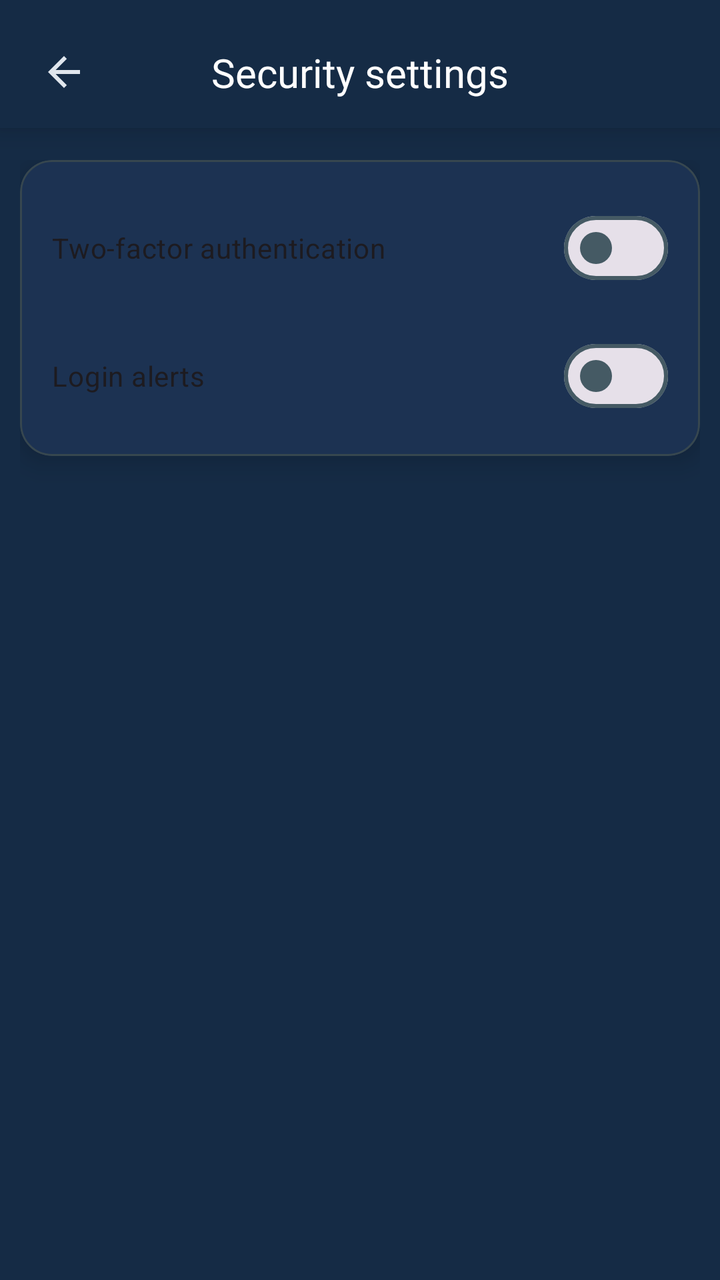
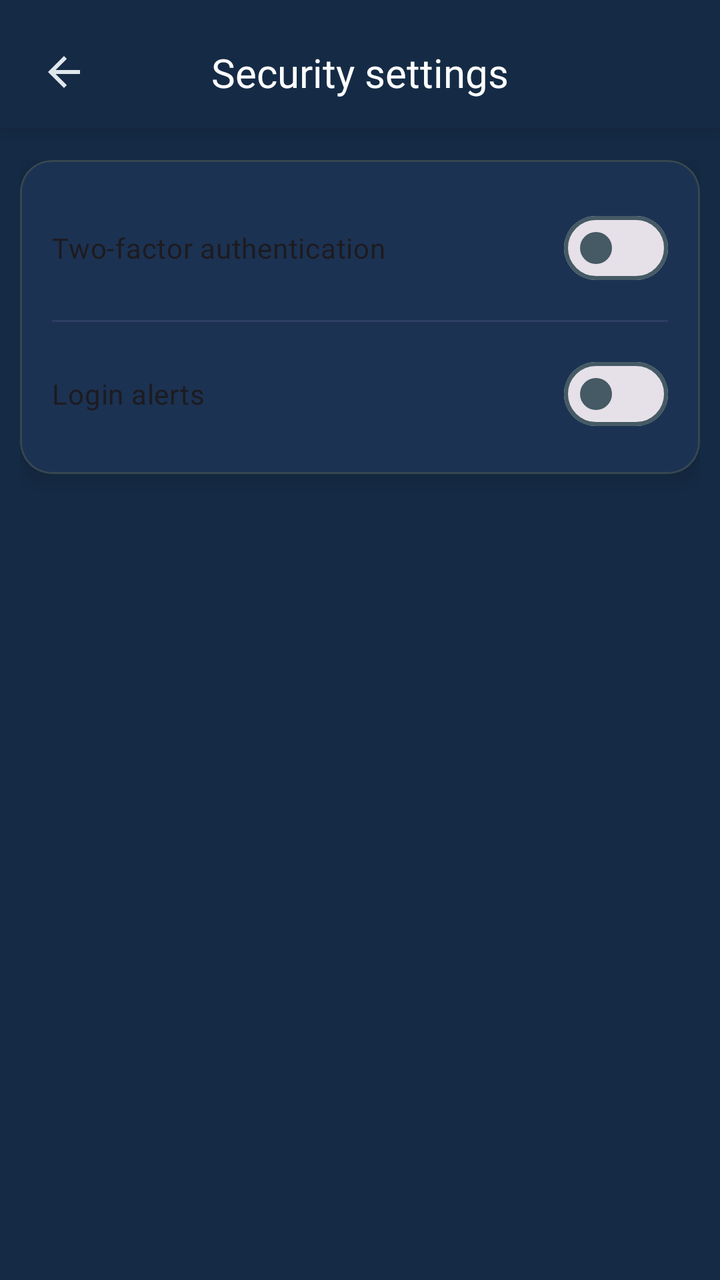

Before-and-after screenshots of an Android layout around one commit, followed by the original layout XML and the change that was made.
<!-- AndroidManifest.xml: application theme AppTheme -->
<!-- res/layout/fragment_security_settings.xml -->
<?xml version="1.0" encoding="utf-8"?>
<androidx.constraintlayout.widget.ConstraintLayout 
    xmlns:android="http://schemas.android.com/apk/res/android"
    xmlns:app="http://schemas.android.com/apk/res-auto"
    xmlns:tools="http://schemas.android.com/tools"
    android:layout_width="match_parent"
    android:layout_height="match_parent"
    android:background="@color/background_color"
    tools:context=".ui.tabs.settings.logout.SecuritySettingsFragment">

    
    <androidx.constraintlayout.widget.ConstraintLayout
        android:id="@+id/headerContainer"
        android:layout_width="0dp"
        android:layout_height="wrap_content"
        android:paddingHorizontal="16dp"
        android:paddingTop="20dp"
        android:paddingBottom="12dp"
        android:background="@color/background_color"
        android:elevation="8dp"
        app:layout_constraintTop_toTopOf="parent"
        app:layout_constraintStart_toStartOf="parent"
        app:layout_constraintEnd_toEndOf="parent">

        
        <ImageView
            android:id="@+id/btnBack"
            android:layout_width="32dp"
            android:layout_height="32dp"
            android:src="@drawable/ic_back"
            android:scaleType="center"
            app:tint="?attr/colorOnSurface"
            android:clickable="true"
            android:focusable="true"
            android:contentDescription="@string/security_settings_back_button_desc"
            app:layout_constraintStart_toStartOf="parent"
            app:layout_constraintTop_toTopOf="parent"
            app:layout_constraintBottom_toBottomOf="parent" />

        
        <TextView
            android:id="@+id/tvTitle"
            style="@style/TextAppearance.Aqua.EditProfileTitle"
            android:layout_width="wrap_content"
            android:layout_height="wrap_content"
            android:text="@string/security_settings_title"
            android:importantForAccessibility="yes"
            app:layout_constraintStart_toStartOf="parent"
            app:layout_constraintEnd_toEndOf="parent"
            app:layout_constraintTop_toTopOf="@id/btnBack"
            app:layout_constraintBottom_toBottomOf="@id/btnBack" />
    </androidx.constraintlayout.widget.ConstraintLayout>

    
    <ScrollView
        android:id="@+id/scrollContent"
        android:layout_width="0dp"
        android:layout_height="0dp"
        android:fillViewport="true"
        android:scrollbars="none"
        app:layout_constraintTop_toBottomOf="@id/headerContainer"
        app:layout_constraintBottom_toBottomOf="parent"
        app:layout_constraintStart_toStartOf="parent"
        app:layout_constraintEnd_toEndOf="parent">

        <LinearLayout
            android:id="@+id/contentRoot"
            android:layout_width="match_parent"
            android:layout_height="wrap_content"
            android:orientation="vertical"
            android:paddingStart="10dp"
            android:paddingEnd="10dp"
            android:paddingTop="16dp"
            android:paddingBottom="16dp">

            
            <com.google.android.material.card.MaterialCardView
                android:id="@+id/cardSecurity"
                android:layout_width="match_parent"
                android:layout_height="wrap_content"
                style="@style/Widget.Aqua.CardStyles">

                <LinearLayout
                    android:layout_width="match_parent"
                    android:layout_height="wrap_content"
                    android:orientation="vertical"
                    android:padding="16dp">

                    
                    <com.google.android.material.materialswitch.MaterialSwitch
                        android:id="@+id/switch2FA"
                        android:layout_width="match_parent"
                        android:layout_height="wrap_content"
                        android:text="@string/security_2fa_label"
                        android:layout_marginTop="4dp"
                        android:contentDescription="@string/security_2fa_desc" />

                    
                    <com.google.android.material.materialswitch.MaterialSwitch
                        android:id="@+id/switchLoginAlerts"
                        android:layout_width="match_parent"
                        android:layout_height="wrap_content"
                        android:text="@string/security_login_alerts_label"
                        android:layout_marginTop="16dp"
                        android:contentDescription="@string/security_login_alerts_desc" />

                </LinearLayout>
            </com.google.android.material.card.MaterialCardView>

        </LinearLayout>
    </ScrollView>

</androidx.constraintlayout.widget.ConstraintLayout>
<!-- resources referenced by this layout -->
<resources>
  <color name="background_color">#152B45</color>
  <!-- drawable ic_back (drawable) -->
  <?xml version="1.0" encoding="utf-8"?>
  <vector xmlns:android="http://schemas.android.com/apk/res/android"
      android:width="24dp"
      android:height="24dp"
      android:viewportWidth="24"
      android:viewportHeight="24">
  
      <path
          android:fillColor="@android:color/white"
          android:pathData="M20,11H7.83L13.42,5.41L12,4l-8,8 8,8 1.41,-1.41L7.83,13H20v-2z" />
  </vector>
  <string name="security_2fa_desc">
          Enable an extra security step when signing in to your account.
      </string>
  <string name="security_2fa_label">Two-factor authentication</string>
  <string name="security_login_alerts_desc">
          Get notified when your account is accessed from a new device or location.
      </string>
  <string name="security_login_alerts_label">Login alerts</string>
  <string name="security_settings_back_button_desc">
          Go back from the security settings screen
      </string>
  <string name="security_settings_title">
          Security settings
      </string>
  <style name="TextAppearance.Aqua.EditProfileTitle" parent="TextAppearance.Material3.TitleLarge">
      <item name="fontFamily">@font/inter_semibold</item>
      <item name="android:fontFamily">@font/inter_semibold</item>
      <item name="android:textColor">@android:color/white</item>
      <item name="android:textSize">20sp</item>
  </style>
  <style name="Widget.Aqua.CardStyles" parent="Widget.MaterialComponents.CardView">
      <item name="cardBackgroundColor">@color/settings_card_background</item>
      <item name="cardCornerRadius">16dp</item>
      <item name="cardElevation">8dp</item>
      <item name="cardUseCompatPadding">false</item>
  </style>
  <color name="settings_card_background">#1C3252</color>
  <color name="md_theme_light_primary">#2196F3</color>
  <color name="md_theme_light_onPrimary">#FFFFFF</color>
  <color name="md_theme_light_secondary">#4A6363</color>
  <color name="md_theme_light_onSecondary">#FFFFFF</color>
  <color name="md_theme_light_background">#152B45</color>
  <color name="md_theme_light_surface">#152B45</color>
  <color name="md_theme_light_onSurface">#E0E6ED</color>
  <color name="md_theme_light_surfaceVariant">#233042</color>
  <color name="md_theme_light_onSurfaceVariant">#5C6B75</color>
  <color name="md_theme_light_outline">#455A64</color>
  <color name="md_theme_light_outlineVariant">#37474F</color>
  <color name="md_theme_light_error">#D32F2F</color>
  <color name="md_theme_light_onError">#FFFFFF</color>
  <!-- unchanged entries left out for length: 1 -->
</resources>

<!-- the commit's change to res/layout/fragment_security_settings.xml (unified diff, before → after) -->
@@ -96,12 +96,20 @@
                         android:contentDescription="@string/security_2fa_desc" />
 
                     
+                    <View
+                        android:layout_width="match_parent"
+                        android:layout_height="1dp"
+                        android:layout_marginTop="12dp"
+                        android:layout_marginBottom="4dp"
+                        android:background="@color/settings_divider" />
+
+                    
                     <com.google.android.material.materialswitch.MaterialSwitch
                         android:id="@+id/switchLoginAlerts"
                         android:layout_width="match_parent"
                         android:layout_height="wrap_content"
                         android:text="@string/security_login_alerts_label"
-                        android:layout_marginTop="16dp"
+                        android:layout_marginTop="8dp"
                         android:contentDescription="@string/security_login_alerts_desc" />
 
                 </LinearLayout>
<!-- resource entries referenced after the edit -->
@@ -1,6 +1,7 @@
 <!-- resources referenced by this layout -->
 <resources>
   <color name="background_color">#152B45</color>
+  <color name="settings_divider">#2D3F66</color>
   <!-- drawable ic_back (drawable) -->
   <?xml version="1.0" encoding="utf-8"?>
   <vector xmlns:android="http://schemas.android.com/apk/res/android"
